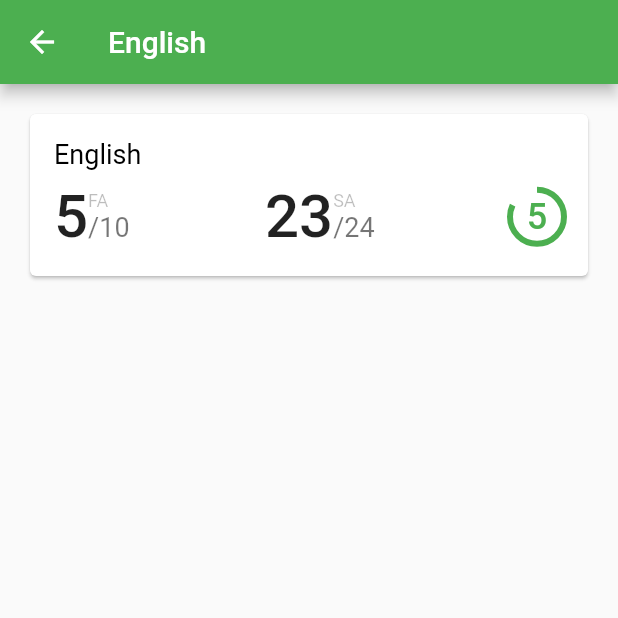
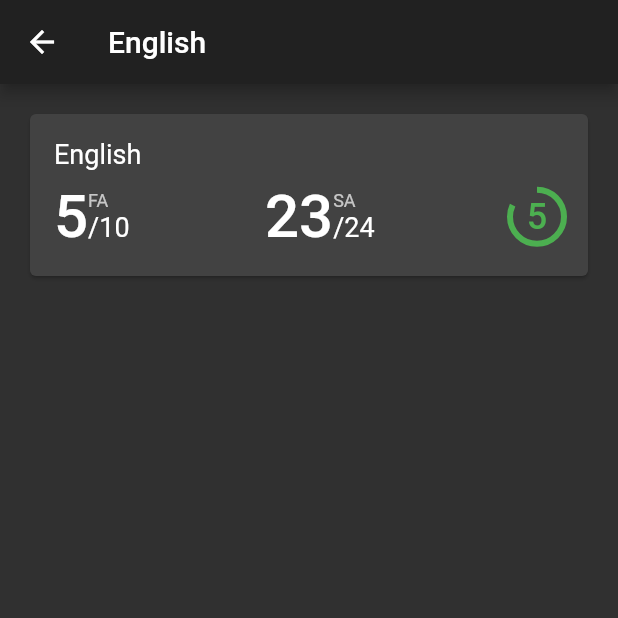
Before and after one commit to kekland/enis-app, a Flutter app: the TestPage screen opened by its route, after a tap on "English", on a phone screen of 412 x 824 dp, the top half of it. Run offline on Flutter 3.47's test engine with Material 2 defaults, Android fonts, the phone set to English and light mode, and no system bars; statements that could not run were skipped.

Commit message:
Optimized design for dark theme

```diff
--- a/lib/main.dart
+++ b/lib/main.dart
@@ -14,6 +14,7 @@ class MyApp extends StatelessWidget {
     return new MaterialApp(
       title: 'eNIS',
       theme: new ThemeData(
+        brightness: Brightness.dark,
         primarySwatch: Colors.green,
       ),
       home: new LoginPage(),
--- a/lib/widgets/assessment_number_widget.dart
+++ b/lib/widgets/assessment_number_widget.dart
@@ -5,9 +5,8 @@ import '../classes/assessment.dart';
 class AssessmentCurrentMaximumViewModel {
   Assessment assessment;
   String description;
-  bool isColored;
 
-  AssessmentCurrentMaximumViewModel({this.assessment, this.description, this.isColored});
+  AssessmentCurrentMaximumViewModel({this.assessment, this.description});
 }
 
 class AssessmentCurrentMaximumWidget extends StatelessWidget {
@@ -16,27 +15,13 @@ class AssessmentCurrentMaximumWidget extends StatelessWidget {
   AssessmentCurrentMaximumWidget(this.viewModel);
   @override
   Widget build(BuildContext context) {
-    Color mainTextColor = Colors.black87;
-    if (viewModel.isColored) {
-      double percentage = viewModel.assessment.current.toDouble() / viewModel.assessment.maximum.toDouble();
-      if (percentage > 0.7) {
-        mainTextColor = Colors.green;
-      } else if (percentage > 0.5) {
-        mainTextColor = Colors.amber;
-      } else if (percentage > 0.3) {
-        mainTextColor = Colors.red;
-      } else {
-        mainTextColor = Colors.black87;
-      }
-    }
     return new Row(
       mainAxisSize: MainAxisSize.min,
       children: [
         Text(
           viewModel.assessment.current.toString(),
-          style: TextStyle(
+          style: Theme.of(context).textTheme.body1.copyWith(
             fontWeight: FontWeight.w500,
-            color: mainTextColor,
             fontSize: 40.0,
           ),
         ),
@@ -46,15 +31,13 @@ class AssessmentCurrentMaximumWidget extends StatelessWidget {
           children: [
             Text(
               viewModel.description,
-              style: TextStyle(
-                color: Colors.black26,
+              style: Theme.of(context).textTheme.caption.copyWith(
                 fontSize: 12.0,
               ),
             ),
             Text(
               '/${viewModel.assessment.maximum}',
-              style: TextStyle(
-                color: Colors.black54,
+              style: Theme.of(context).textTheme.subhead.copyWith(
                 fontSize: 18.0,
               ),
             ),
@@ -99,9 +82,8 @@ class AsssesmentPercentWidget extends StatelessWidget {
       children: [
         Text(
           viewModel.calculateDisplayablePercentageInt(animationValue),
-          style: TextStyle(
+          style: Theme.of(context).textTheme.body1.copyWith(
             fontWeight: FontWeight.w500,
-            color: Colors.black87,
             fontSize: 40.0,
           ),
         ),
@@ -111,15 +93,13 @@ class AsssesmentPercentWidget extends StatelessWidget {
           children: [
             Text(
               viewModel.calculateDisplayablePercentageDecimal(animationValue),
-              style: TextStyle(
-                color: Colors.black26,
+              style: Theme.of(context).textTheme.caption.copyWith(
                 fontSize: 12.0,
               ),
             ),
             Text(
               viewModel.description,
-              style: TextStyle(
-                color: Colors.black54,
+              style: Theme.of(context).textTheme.subhead.copyWith(
                 fontSize: 18.0,
               ),
             ),
--- a/lib/widgets/imko/imko_subject_widget.dart
+++ b/lib/widgets/imko/imko_subject_widget.dart
@@ -131,8 +131,7 @@ class _IMKOSubjectWidgetState extends State<IMKOSubjectWidget> with SingleTicker
             padding: const EdgeInsets.only(bottom: 8.0),
             child: Text(
               widget.viewModel.subjectName,
-              style: TextStyle(
-                color: Colors.black,
+              style: Theme.of(context).textTheme.body1.copyWith(
                 fontSize: 18.0,
               ),
             ),
@@ -146,7 +145,6 @@ class _IMKOSubjectWidgetState extends State<IMKOSubjectWidget> with SingleTicker
                   new AssessmentCurrentMaximumViewModel(
                     assessment: Assessment.lerp(widget.viewModel.formative, animation.value),
                     description: 'FA',
-                    isColored: false,
                   ),
                 ),
               ),
@@ -156,7 +154,6 @@ class _IMKOSubjectWidgetState extends State<IMKOSubjectWidget> with SingleTicker
                   new AssessmentCurrentMaximumViewModel(
                     assessment: Assessment.lerp(widget.viewModel.summative, animation.value),
                     description: 'SA',
-                    isColored: false,
                   ),
                 ),
               ),
--- a/lib/widgets/jko/jko_subject_widget.dart
+++ b/lib/widgets/jko/jko_subject_widget.dart
@@ -115,8 +115,7 @@ class _JKOSubjectWidgetState extends State<JKOSubjectWidget> with SingleTickerPr
           new Expanded(
             child: Text(
               'English',
-              style: TextStyle(
-                color: Colors.black,
+              style: Theme.of(context).textTheme.body1.copyWith(
                 fontSize: 18.0,
               ),
             ),
```
